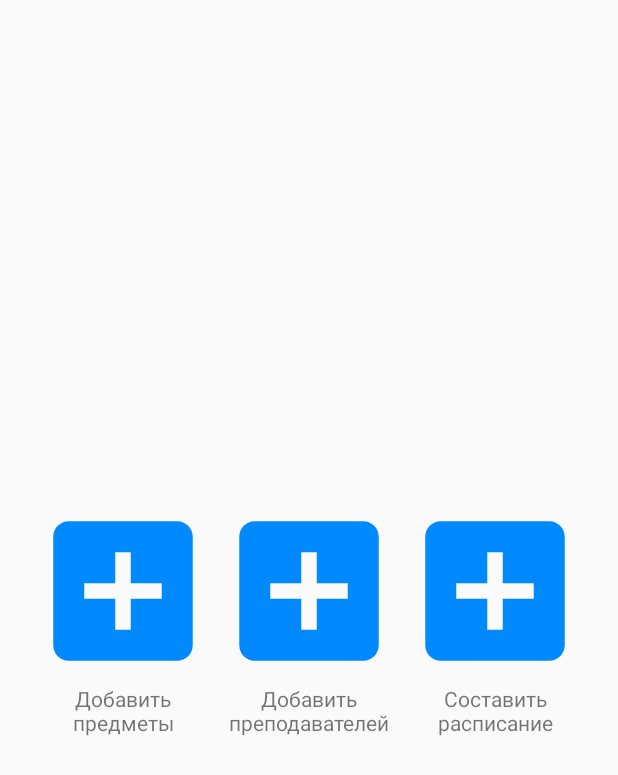
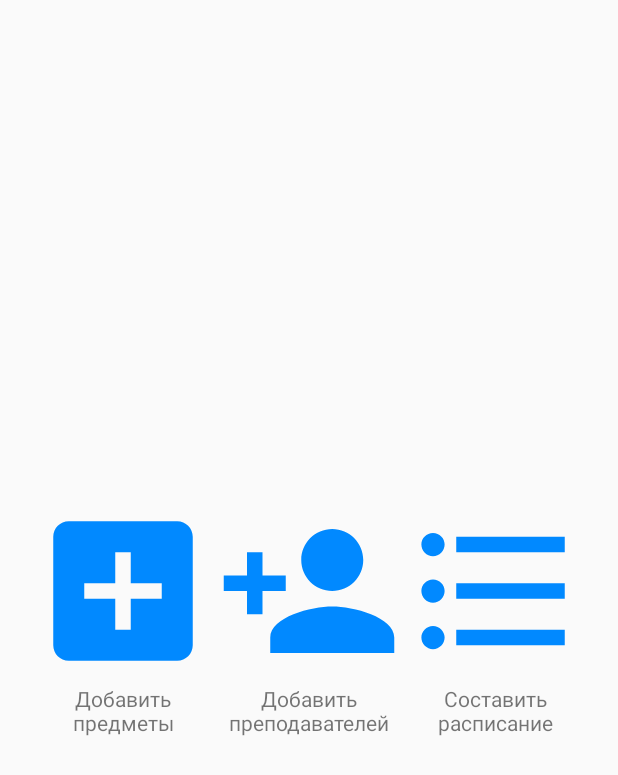
Before and after one commit to ShiryaevNikolay/MyApplicationTimeTable, an Android app: the screen it shows after launch (MainActivity), on a phone screen of 412 x 824 dp. Shown: the top 775 px of the screen. Run offline under Robolectric (Android 15) with nearby library versions, the phone set to English and light mode, and no system bars.

Commit message:
Change design buttons at main activity

```diff
--- /dev/null
+++ b/app/src/main/res/drawable/add_teacher_btn.xml
@@ -0,0 +1,5 @@
+<vector android:height="24dp" android:tint="#0189FF"
+    android:viewportHeight="24.0" android:viewportWidth="24.0"
+    android:width="24dp" xmlns:android="http://schemas.android.com/apk/res/android">
+    <path android:fillColor="#FF000000" android:pathData="M15,12c2.21,0 4,-1.79 4,-4s-1.79,-4 -4,-4 -4,1.79 -4,4 1.79,4 4,4zM6,10L6,7L4,7v3L1,10v2h3v3h2v-3h3v-2L6,10zM15,14c-2.67,0 -8,1.34 -8,4v2h16v-2c0,-2.66 -5.33,-4 -8,-4z"/>
+</vector>
--- /dev/null
+++ b/app/src/main/res/drawable/make_schedule_btn.xml
@@ -0,0 +1,5 @@
+<vector android:height="24dp" android:tint="#0189FF"
+    android:viewportHeight="24.0" android:viewportWidth="24.0"
+    android:width="24dp" xmlns:android="http://schemas.android.com/apk/res/android">
+    <path android:fillColor="#FF000000" android:pathData="M4,10.5c-0.83,0 -1.5,0.67 -1.5,1.5s0.67,1.5 1.5,1.5 1.5,-0.67 1.5,-1.5 -0.67,-1.5 -1.5,-1.5zM4,4.5c-0.83,0 -1.5,0.67 -1.5,1.5S3.17,7.5 4,7.5 5.5,6.83 5.5,6 4.83,4.5 4,4.5zM4,16.5c-0.83,0 -1.5,0.68 -1.5,1.5s0.68,1.5 1.5,1.5 1.5,-0.68 1.5,-1.5 -0.67,-1.5 -1.5,-1.5zM7,19h14v-2L7,17v2zM7,13h14v-2L7,11v2zM7,5v2h14L21,5L7,5z"/>
+</vector>
--- a/app/src/main/res/layout/activity_main.xml
+++ b/app/src/main/res/layout/activity_main.xml
@@ -38,7 +38,7 @@
                 android:layout_width="match_parent"
                 android:layout_height="match_parent"
                 android:layout_weight="1"
-                android:background="@drawable/main_activity_btn"
+                android:background="@drawable/add_teacher_btn"
                 android:freezesText="false"
                 android:text=""
                 android:textColor="#ffffff"
@@ -50,7 +50,7 @@
                 android:layout_width="match_parent"
                 android:layout_height="match_parent"
                 android:layout_weight="1"
-                android:background="@drawable/main_activity_btn"
+                android:background="@drawable/make_schedule_btn"
                 android:freezesText="false"
                 android:text=""
                 android:textColor="#ffffff"
```
